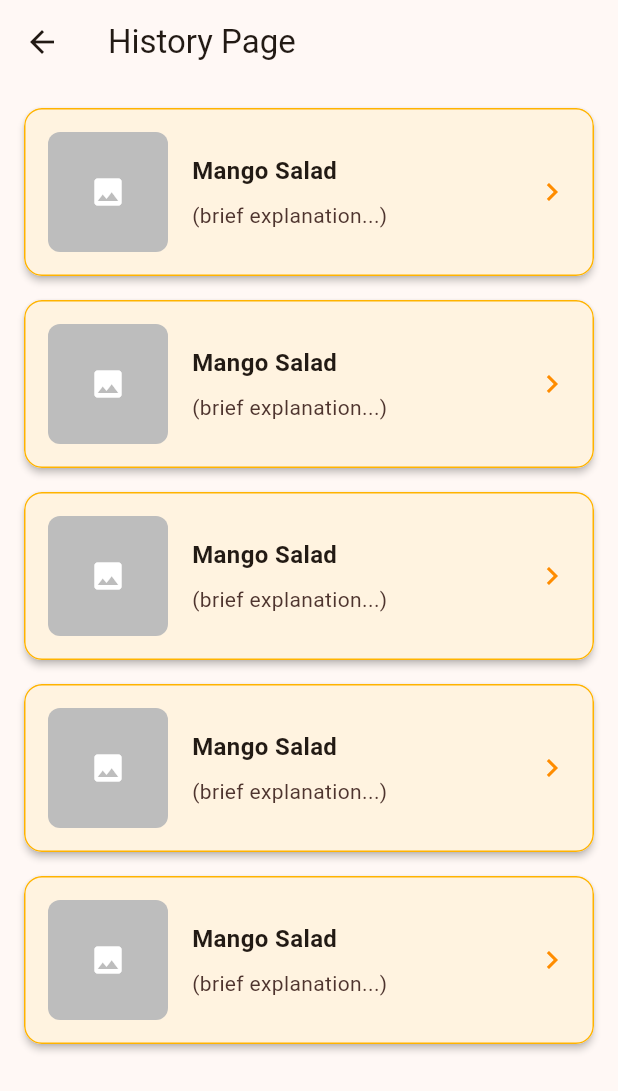
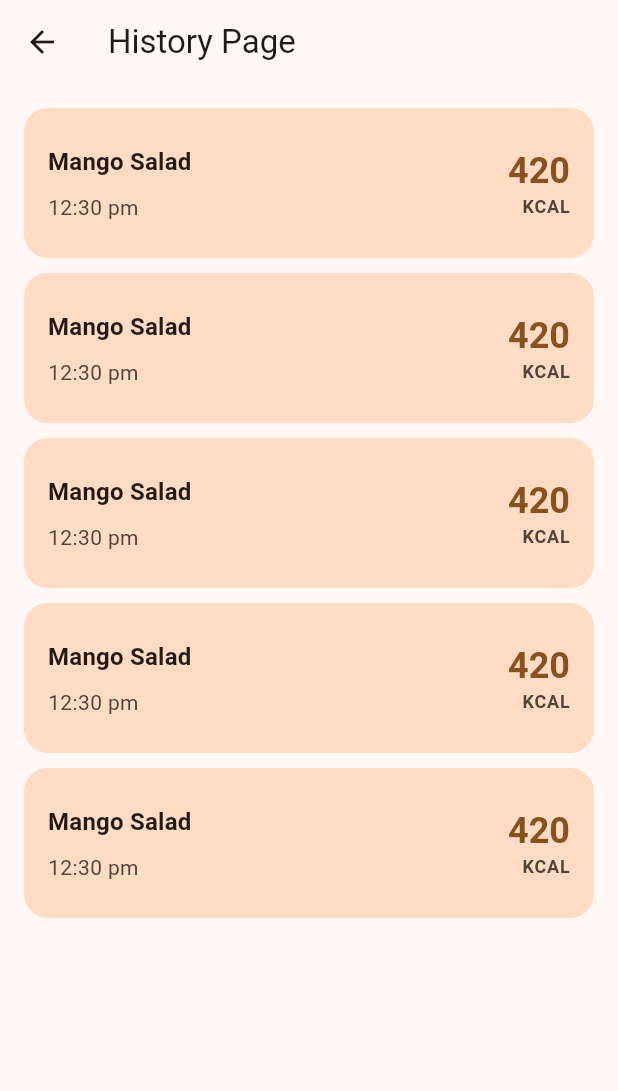
Before and after one commit to WilsonXY/kitahack_2026, a Flutter app: the HistoryPage screen opened by its route, on a phone screen of 412 x 824 dp. Shown: the top 1091 px of the screen. Run offline on Flutter 3.47's test engine with Material 3 defaults, Android fonts, the phone set to English and light mode, and no system bars; our stand-ins replace camera, cloud_firestore, firebase_auth, firebase_core, firebase_storage, flutter_dotenv and 4 more; missing offline and left inert: firebase_ui_auth; accounts and stored records are empty.

Commit message:
fix: let History Page shows items using HistorySummaryItem() instead of hard code widget

```diff
--- a/lib/features/history/presentation/screens/history_page.dart
+++ b/lib/features/history/presentation/screens/history_page.dart
@@ -1,5 +1,7 @@
 import 'package:flutter/material.dart';
 import 'package:kitahack_2026/core/theme/mango_theme.dart';
+import 'package:kitahack_2026/core/theme/sizes.dart';
+import 'package:kitahack_2026/features/history/presentation/widgets/history_summary_item.dart';
 
 class HistoryPage extends StatelessWidget {
   const HistoryPage({super.key});
@@ -8,49 +10,20 @@ class HistoryPage extends StatelessWidget {
   Widget build(BuildContext context) {
     return Scaffold(
       appBar: AppBar(title: const Text('History Page')),
-      body: ListView.builder(
-        padding: const EdgeInsets.all(16.0),
-        itemCount: 5,
-        itemBuilder: (context, index) {
-          return Card(
-            color: kMangoBackground,
-            elevation: 2,
-            margin: const EdgeInsets.only(bottom: 16.0),
-            shape: RoundedRectangleBorder(borderRadius: BorderRadius.circular(12), side: const BorderSide(color: kMangoAccent, width: 1)),
-            clipBehavior: Clip.antiAlias,
-            child: InkWell(
-              splashColor: kMangoPrimary.withValues(alpha: 0.2),
-              onTap: () {
-                Future.delayed(const Duration(milliseconds: 100), () {
-                  if (!context.mounted) return;
-                  Navigator.pushNamed(context, '/result');
-                });
-              },
-              child: Padding(
-                padding: const EdgeInsets.all(16.0),
-                child: Row(
-                  children: [
-                    Container(width: 80, height: 80, decoration: BoxDecoration(color: kPlaceholderGrey, borderRadius: BorderRadius.circular(8)), child: const Icon(Icons.image, color: Colors.white)),
-                    const SizedBox(width: 16),
-                    Expanded(
-                      child: Column(
-                        crossAxisAlignment: CrossAxisAlignment.start,
-                        mainAxisAlignment: MainAxisAlignment.center,
-                        children: const [
-                          Text('Mango Salad', style: TextStyle(fontWeight: FontWeight.bold, fontSize: 16)),
-                          SizedBox(height: 8),
-                          Text('(brief explanation...)', style: TextStyle(color: kTextBrown)),
-                        ],
-                      ),
-                    ),
-                    const Icon(Icons.chevron_right, color: kMangoPrimary)
-                  ],
-                ),
-              ),
-            ),
-          );
-        },
-      ),
+      body: SingleChildScrollView(
+        child: Padding(
+          padding: const EdgeInsets.all(kDefaultPadding),
+          child: Column(
+            children: [
+              HistorySummaryItem(),
+              HistorySummaryItem(),
+              HistorySummaryItem(),
+              HistorySummaryItem(),
+              HistorySummaryItem(),
+            ],
+          ),
+        ),
+      )
     );
   }
 }
```
